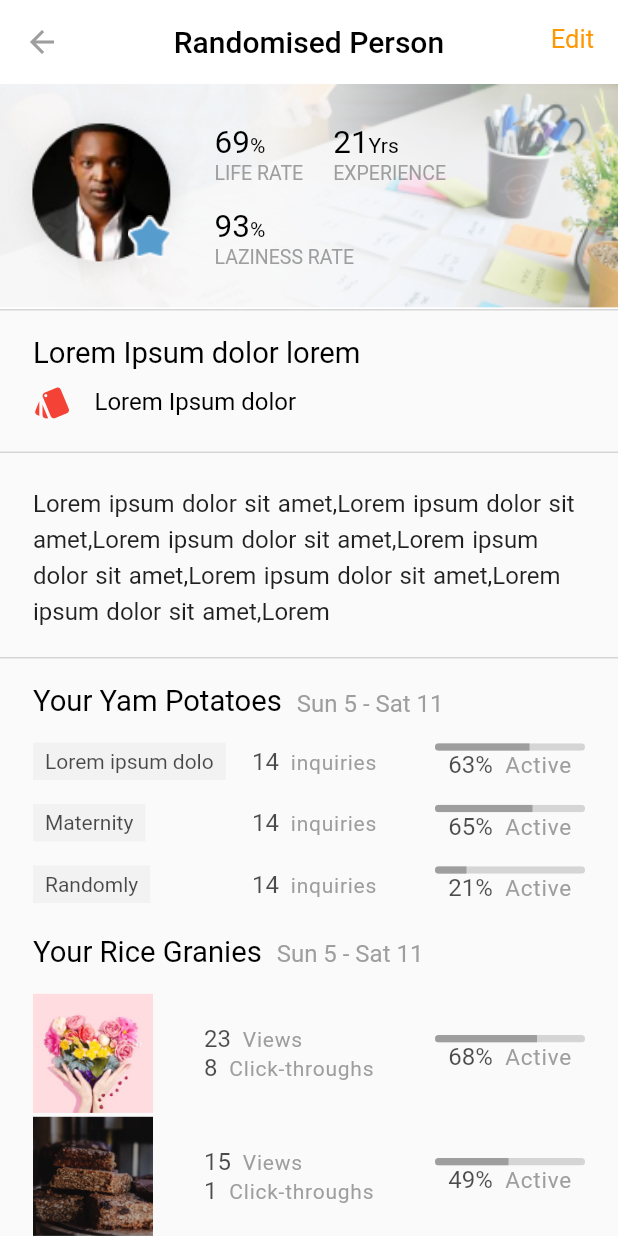
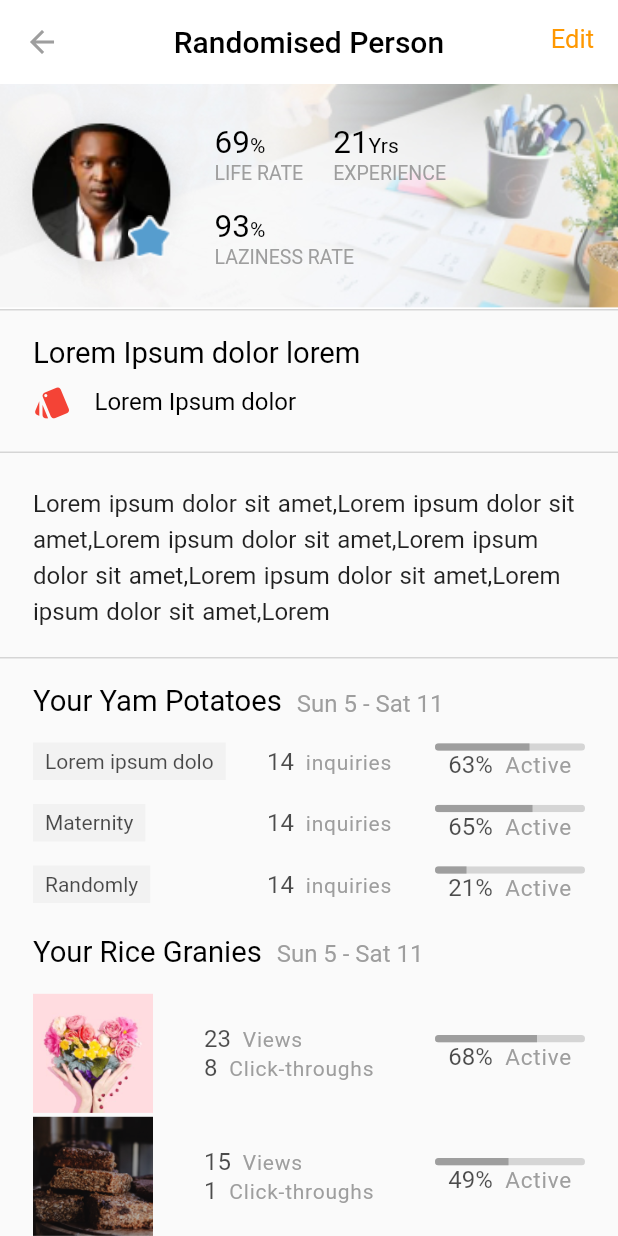
Before and after one commit to thunder775/dev_test, a Flutter app: the screen it shows after launch, on a phone screen of 412 x 824 dp. Run offline on Flutter 3.47's test engine with Material 2 defaults, Android fonts, the phone set to English and light mode, and no system bars; our stand-ins replace flutter_slidable.

Commit message:
minor fixes

```diff
--- a/lib/main.dart
+++ b/lib/main.dart
@@ -321,7 +321,7 @@ class MyHomePage extends StatelessWidget {
       child: Row(
         children: <Widget>[
           Container(
-            width: 130,
+            width: 140,
             height: 25,
             child: Row(
               children: <Widget>[
@@ -341,7 +341,7 @@ class MyHomePage extends StatelessWidget {
             ),
           ),
           Container(
-            width: 110,
+            width: 100,
             // color: Colors.red,
             child: Padding(
               padding: const EdgeInsets.only(left: 16.0),
```
